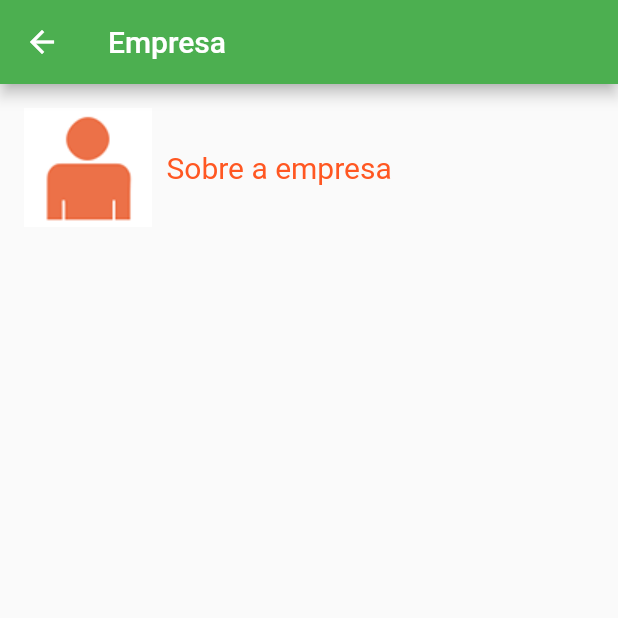
After one commit to Rafael-Yokoyama/curso-flutter, a Flutter app: the telaempresa screen opened directly, on a phone screen of 412 x 824 dp, the top half of it. The commit adds this screen. Run offline on Flutter 3.47's test engine with Material 2 defaults, Android fonts, the light colour scheme and no system bars.

Commit message:
feito tela de navegação
alterado a pasta do app e feito a tela de navegação

```diff
--- /dev/null
+++ b/ATM_consultoria/lib/telaempresa.dart
@@ -0,0 +1,86 @@
+import 'package:flutter/material.dart';
+
+class telaempresa extends StatefulWidget {
+  @override
+  _telaempresaState createState() => _telaempresaState();
+}
+
+class _telaempresaState extends State<telaempresa> {
+  @override
+  Widget build(BuildContext context) {
+    return Scaffold(
+      appBar: AppBar(
+        title: Text("Empresa"),
+        backgroundColor: Colors.green,
+
+
+      ),
+      body:Container(
+        padding: EdgeInsets.all(16),
+        child: Column(
+          children: <Widget>[
+
+            Row(
+              children: <Widget>[
+
+                Image.asset("images/detalhe_empresa.png"),
+
+                Padding(
+                  padding: EdgeInsets.only(left: 10),
+                  child: Text(
+
+                    "Sobre a empresa",
+                  style: TextStyle(
+
+                    fontSize: 20,
+                   color: Colors.deepOrange
+
+
+
+
+                  ),
+
+
+
+                    )
+
+
+
+
+
+                  ),
+
+
+
+
+
+
+
+
+              ],
+
+
+
+            ),
+
+
+
+
+
+
+
+
+          ],),
+
+
+
+
+
+
+
+
+      ) ,
+
+    );
+  }
+  }
--- a/ATM_consultoria/pubspec.yaml
+++ b/ATM_consultoria/pubspec.yaml
@@ -55,6 +55,10 @@ flutter:
       - images/menu_empresa.png
       - images/menu_servico.png
 
+      - images/detalhe_empresa.png
+
+
+
 
 
 
```
Also changed, not shown: ATM_consultoria/lib/Home.dart (+62 -5 lines), ATM_consultoria/lib/telacliente.dart (added, +15 -0 lines), ATM_consultoria/lib/telacontato.dart (added, +14 -0 lines), ATM_consultoria/lib/telaservico.dart (added, +15 -0 lines), ATM_consultoria/images/detalhe_cliente.png (added), ATM_consultoria/images/detalhe_contato.png (added), ATM_consultoria/images/detalhe_empresa.png (added), ATM_consultoria/images/detalhe_servico.png (added).
